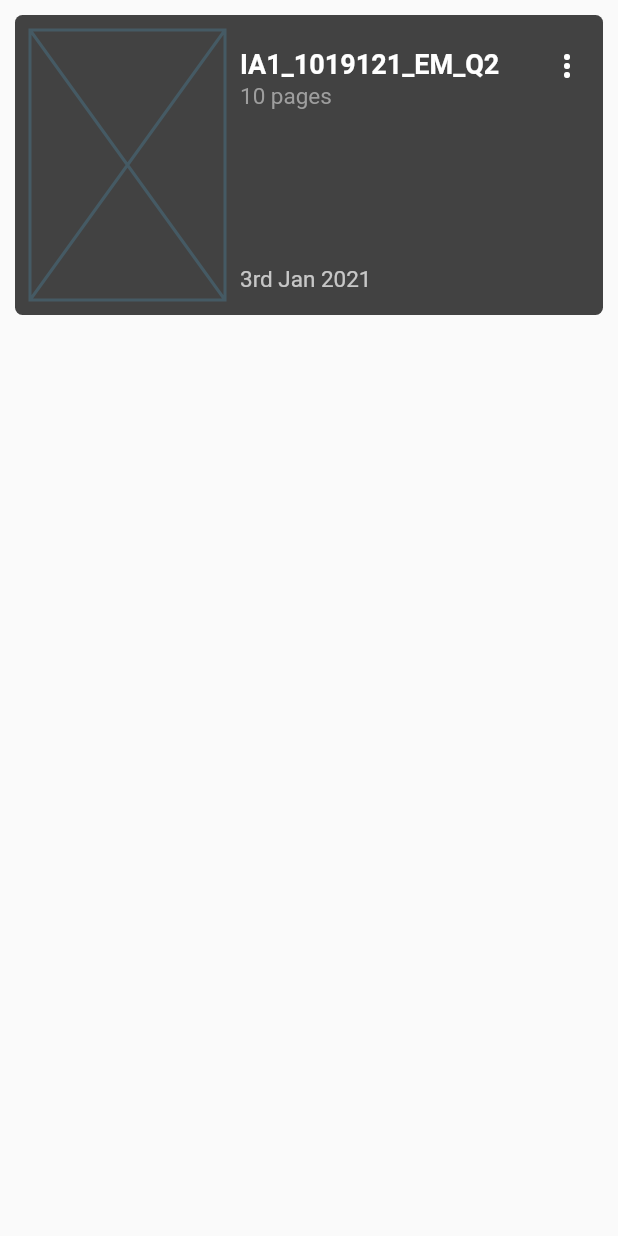
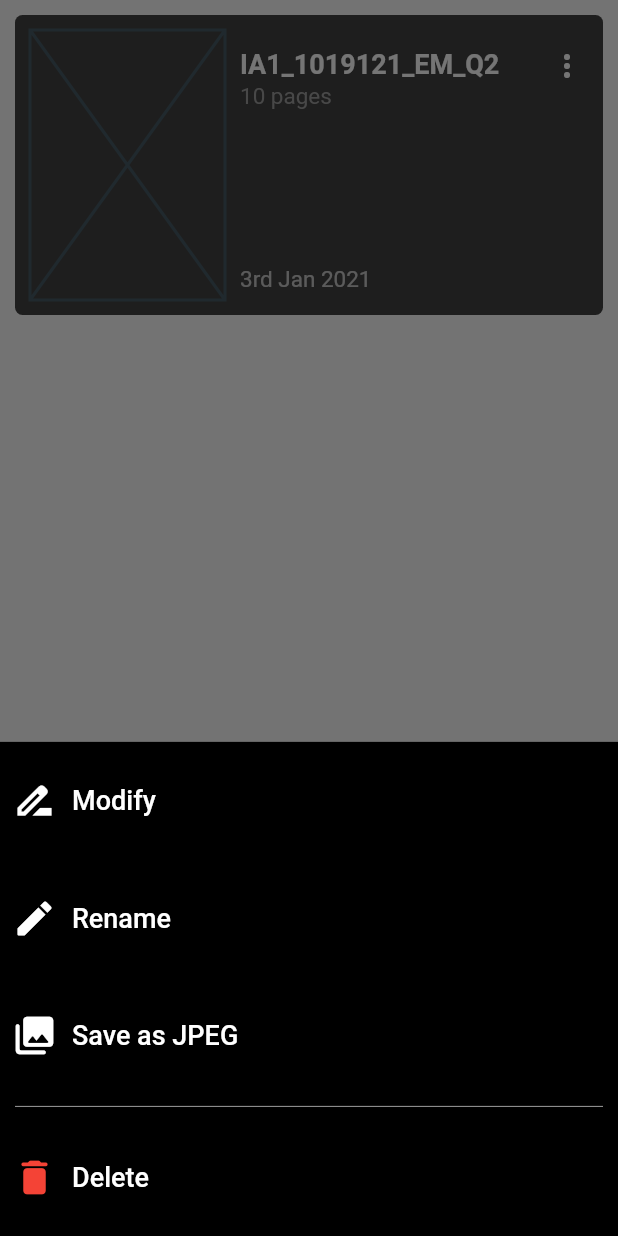
Before and after one commit to rgab1508/ScanDoc, a Flutter app: the DocumentTile widget shown alone on an empty page, opened directly, after a tap on the "more vert" icon, on a phone screen of 412 x 824 dp. Run offline on Flutter 3.47's test engine with Material 2 defaults, Android fonts, the phone set to English and light mode, and no system bars.

Commit message:
Added : ButtomSheet menu in home_Screen tile

```diff
--- a/lib/pages/home_screen.dart
+++ b/lib/pages/home_screen.dart
@@ -163,7 +163,117 @@ class _DocumentTileState extends State<DocumentTile> {
             mainAxisAlignment: MainAxisAlignment.start,
             children: [
               IconButton(
-                onPressed: () {},
+                onPressed: () {
+                  showModalBottomSheet(
+                      context: context,
+                      builder: (ctx) {
+                        return Container(
+                            height: MediaQuery.of(context).size.height * 0.4,
+                            color: Colors.black,
+                            child: Column(
+                              mainAxisAlignment: MainAxisAlignment.spaceBetween,
+                              crossAxisAlignment: CrossAxisAlignment.start,
+                              children: [
+                                Expanded(
+                                  flex: 1,
+                                  child: TextButton(
+                                      onPressed: () {},
+                                      child: Row(
+                                        children: [
+                                          Icon(
+                                            Icons.drive_file_rename_outline,
+                                            color: Colors.white,
+                                            size: 30,
+                                          ),
+                                          Padding(
+                                              padding:
+                                                  EdgeInsets.only(right: 10)),
+                                          Text(
+                                            "Modify",
+                                            style: TextStyle(
+                                                color: Colors.white,
+                                                fontSize: 18),
+                                          ),
+                                        ],
+                                      )),
+                                ),
+                                Expanded(
+                                  flex: 1,
+                                  child: TextButton(
+                                      onPressed: () {},
+                                      child: Row(
+                                        children: [
+                                          Icon(
+                                            Icons.edit_rounded,
+                                            color: Colors.white,
+                                            size: 30,
+                                          ),
+                                          Padding(
+                                              padding:
+                                                  EdgeInsets.only(right: 10)),
+                                          Text(
+                                            "Rename",
+                                            style: TextStyle(
+                                                color: Colors.white,
+                                                fontSize: 18),
+                                          ),
+                                        ],
+                                      )),
+                                ),
+                                Expanded(
+                                  flex: 1,
+                                  child: TextButton(
+                                      onPressed: () {},
+                                      child: Row(
+                                        children: [
+                                          Icon(
+                                            Icons.photo_library_rounded,
+                                            color: Colors.white,
+                                            size: 30,
+                                          ),
+                                          Padding(
+                                              padding:
+                                                  EdgeInsets.only(right: 10)),
+                                          Text(
+                                            "Save as JPEG",
+                                            style: TextStyle(
+                                                color: Colors.white,
+                                                fontSize: 18),
+                                          ),
+                                        ],
+                                      )),
+                                ),
+                                Divider(
+                                  color: Colors.grey,
+                                  indent: 10,
+                                  endIndent: 10,
+                                ),
+                                Expanded(
+                                  child: TextButton(
+                                      onPressed: () {},
+                                      child: Row(
+                                        children: [
+                                          Icon(
+                                            Icons.delete_rounded,
+                                            color: Colors.red,
+                                            size: 30,
+                                          ),
+                                          Padding(
+                                              padding:
+                                                  EdgeInsets.only(right: 10)),
+                                          Text(
+                                            "Delete",
+                                            style: TextStyle(
+                                                color: Colors.white,
+                                                fontSize: 18),
+                                          ),
+                                        ],
+                                      )),
+                                ),
+                              ],
+                            ));
+                      });
+                },
                 icon: Icon(
                   Icons.more_vert,
                   color: Colors.white,
```
